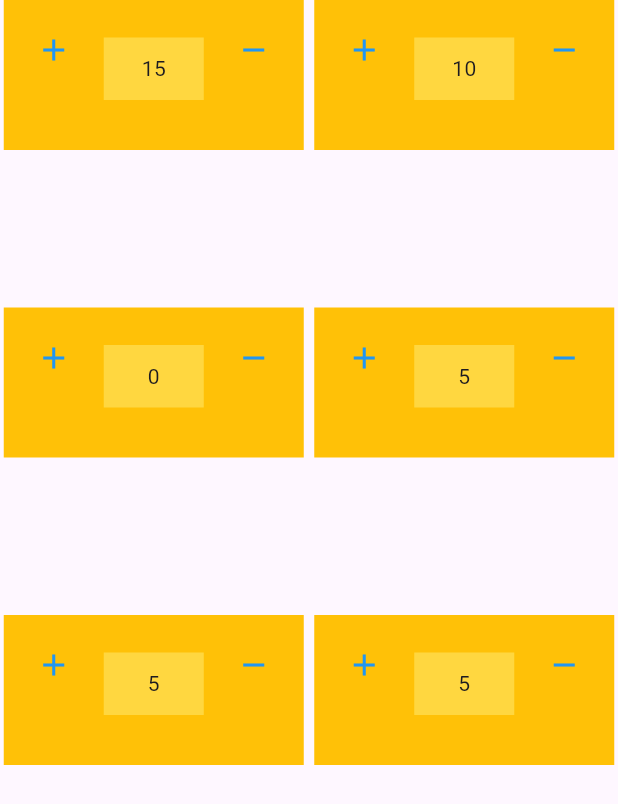
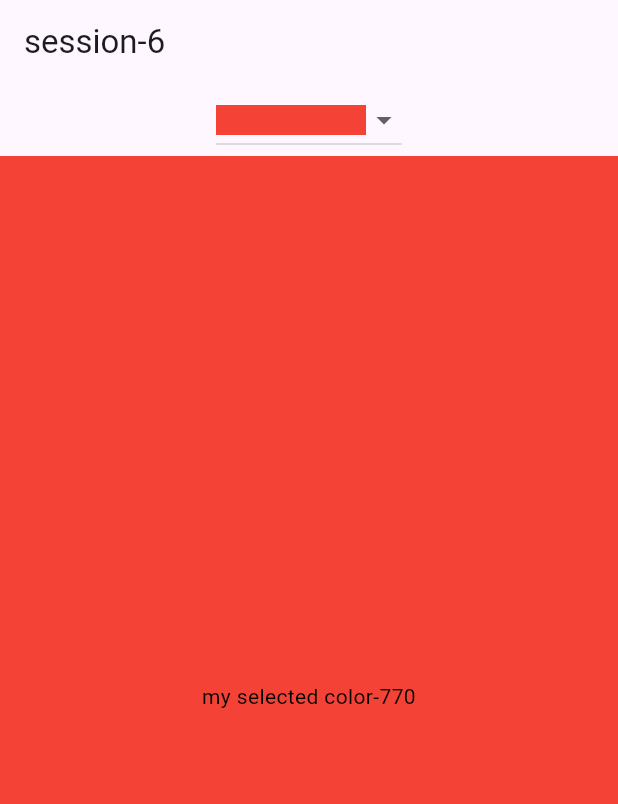
Before and after one commit to mendi-cohen/First-Flutter-App, a Flutter app: the screen it shows after launch, on a phone screen of 412 x 824 dp. Shown: the top 804 px of the screen. Run offline on Flutter 3.47's test engine with Material 3 defaults, Android fonts, the phone set to English and light mode, and no system bars.

Commit message:
שיעוקי בית 6

```diff
--- a/lib/main.dart
+++ b/lib/main.dart
@@ -1,32 +1,84 @@
 import 'package:flutter/material.dart';
-import './myfulwidget.dart';
 
 void main() {
-  runApp(const MyApp());
+  runApp(MyApp());
 }
 
 class MyApp extends StatelessWidget {
-  const MyApp({super.key});
+  @override
+  Widget build(BuildContext context) {
+    return MaterialApp(
+      home: Scaffold(
+        appBar: AppBar(
+          title: const Text("session-6"),
+        ),
+        body: DynamicWidget(),
+      ),
+    );
+  }
+}
+
+class DynamicWidget extends StatefulWidget {
+  @override
+  State<DynamicWidget> createState() => _DynamicW_State();
+}
+
+class _DynamicW_State extends State<DynamicWidget> {
+  late MaterialColor _selectedColor;
+  final List<MaterialColor> _materialColors = [
+    Colors.red,
+    Colors.green,
+    Colors.yellow,
+    Colors.orange,
+  ];
+
+  @override
+  void initState() {
+    super.initState();
+    _selectedColor = _materialColors[0];
+  }
+
+  void _changeColor(MaterialColor color) {
+    setState(() {
+      _selectedColor = color;
+    });
+  }
 
   @override
   Widget build(BuildContext context) {
-    return MaterialApp(home: HomePage());
+    return Column(
+      children: <Widget>[
+        DropdownButton<MaterialColor>(
+          value: _selectedColor,
+          onChanged: (MaterialColor? color) {
+            if (color != null) {
+              _changeColor(color);
+            }
+          },
+          items: _materialColors.map<DropdownMenuItem<MaterialColor>>((MaterialColor color) {
+            return DropdownMenuItem<MaterialColor>(
+              value: color,
+              child: Container(
+                width: 100,
+                height: 20,
+                color: color,
+              ),
+            );
+          }).toList(),
+        ),
+        Expanded(
+          child: Container(
+            color: _selectedColor,
+            child: const Center(
+              child: Text(
+                "my selected color-770",
+                style: TextStyle(color: Colors.black),
+                textAlign: TextAlign.center,
+              ),
+            ),
+          ),
+        )
+      ],
+    );
   }
 }
-
-class HomePage extends StatelessWidget {
-  HomePage({super.key});
-
-  @override
-  Widget build(BuildContext context) {
-    return Scaffold(body:
-    Container(  child:GridView.count(
-    crossAxisCount: 2,
-    crossAxisSpacing: 2,
-    children: [MyFullWidget( count: 15), MyFullWidget( count:10), MyFullWidget( count:0), MyFullWidget(), MyFullWidget(), MyFullWidget()],
-
-
-
-    )));
-  }
-}
--- a/lib/myfulwidget.dart
+++ b/lib/myfulwidget.dart
@@ -30,11 +30,11 @@ class _MyFullWidgetState extends State<MyFullWidget> {
     return Center(
         child: Column(
          children: [
-      SizedBox(
-          child: Container(
+         Container(
             alignment: Alignment.center,
               width: 200,
               height:100,
+
               color: Colors.amber,
               child: GridView.count(
                 crossAxisCount: 3,
@@ -48,7 +48,7 @@ class _MyFullWidgetState extends State<MyFullWidget> {
                      color: Colors.blue,
                       onPressed: Onpressed2, icon: const Icon(Icons.remove)),
                 ],
-              )))
+              ))
     ]));
   }
 }
```
